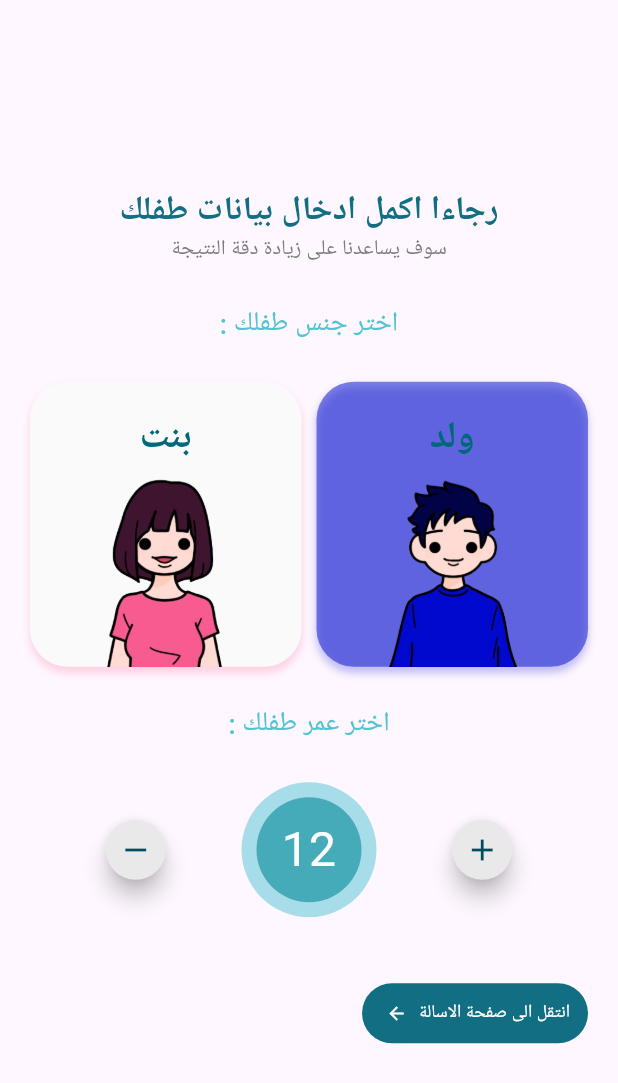
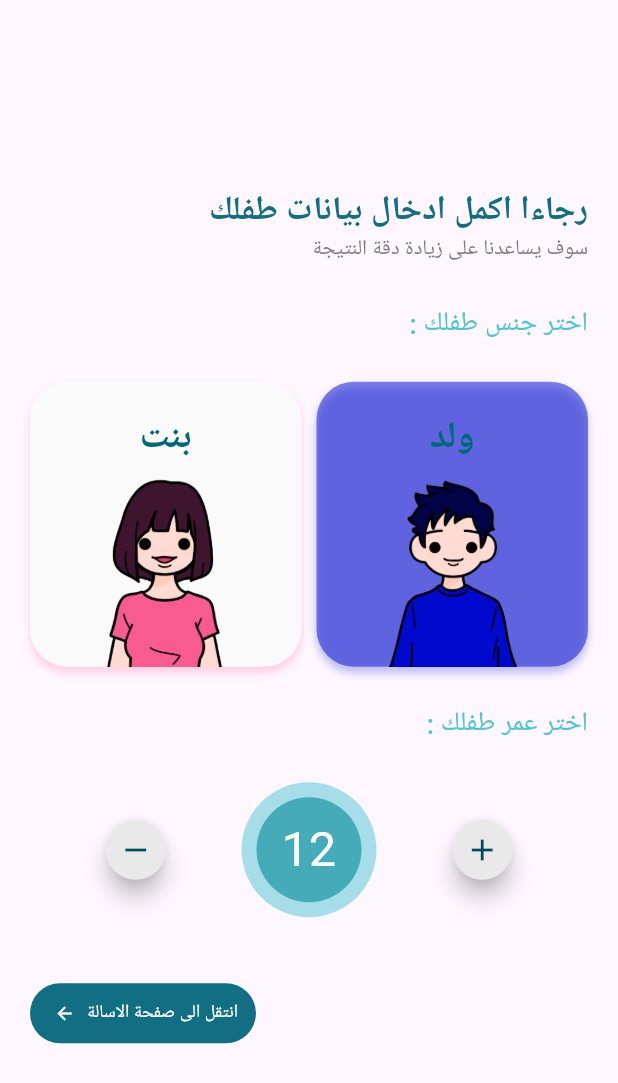
Before and after one commit to Al-Dos024/Neuro-Rush, a Flutter app: the DefineTheKid screen opened directly, on a phone screen of 412 x 824 dp. Shown: the top 1083 px of the screen. Run offline on Flutter 3.47's test engine with Material 3 defaults, Android fonts, the light colour scheme and no system bars; our stand-ins replace cloud_firestore, firebase_auth, firebase_core, firebase_database, font_awesome_flutter, google_fonts and 2 more; accounts and stored records are empty; Roboto replaces fonts that are missing (Kodchasan).

Commit message:
Done with add arabic to quiz and logout screen , the result should be next

```diff
--- a/lib/features/quiz for kid/presentation/screens/def_the_kid.dart
+++ b/lib/features/quiz for kid/presentation/screens/def_the_kid.dart
@@ -23,6 +23,7 @@ class _DefineTheKidState extends State<DefineTheKid> {
       body: Padding(
         padding: const EdgeInsets.all(20.0),
         child: Column(
+          crossAxisAlignment: CrossAxisAlignment.start,
           mainAxisAlignment: MainAxisAlignment.center,
           children: [
             TitleGender22(text: S.of(context).enter_data_title),
@@ -216,9 +217,14 @@ class _DefineTheKidState extends State<DefineTheKid> {
             const SizedBox(
               height: 40,
             ),
-            IconWithLableButton(
-              age: age,
-              isMale: isMale,
+            Row(
+              mainAxisAlignment: MainAxisAlignment.end,
+              children: [
+                IconWithLableButton(
+                  age: age,
+                  isMale: isMale,
+                ),
+              ],
             ),
           ],
         ),
--- a/lib/features/quiz for kid/presentation/widgets/Icon_with_lable_button.dart
+++ b/lib/features/quiz for kid/presentation/widgets/Icon_with_lable_button.dart
@@ -11,9 +11,7 @@ class IconWithLableButton extends StatelessWidget {
   final int age;
   @override
   Widget build(BuildContext context) {
-    return Align(
-      alignment: Alignment.topRight,
-      child: TextButton.icon(
+    return TextButton.icon(
       style: TextButton.styleFrom(
         backgroundColor: kBluecolor_1,
       ),
@@ -41,7 +39,6 @@ class IconWithLableButton extends StatelessWidget {
         color: Colors.white,
         size: 14,
       ),
-      ),
     );
   }
 }
--- a/lib/features/quiz for kid/presentation/widgets/Next_button.dart
+++ b/lib/features/quiz for kid/presentation/widgets/Next_button.dart
@@ -1,5 +1,6 @@
 import 'package:adhd/constants.dart';
 import 'package:adhd/core/utils/font_style.dart';
+import 'package:adhd/generated/l10n.dart';
 import 'package:flutter/material.dart';
 
 class GetNextButton extends StatelessWidget {
@@ -14,7 +15,7 @@ class GetNextButton extends StatelessWidget {
           // style: TextButton.styleFrom(
           //   backgroundColor: kBluecolor_1,
           // ),
-          label: Text("Next", style: CustomTextStyle.kodch16BB),
+          label: Text(S.of(context).next, style: CustomTextStyle.kodch16BB),
           iconAlignment: IconAlignment.end,
           icon: Container(
             decoration: BoxDecoration(
--- a/lib/features/quiz for kid/presentation/widgets/back_button.dart
+++ b/lib/features/quiz for kid/presentation/widgets/back_button.dart
@@ -1,4 +1,5 @@
 import 'package:adhd/constants.dart';
+import 'package:adhd/generated/l10n.dart';
 import 'package:flutter/material.dart';
 import 'package:google_fonts/google_fonts.dart';
 
@@ -12,7 +13,7 @@ class GetBackButton extends StatelessWidget {
       alignment: Alignment.topLeft,
       child: TextButton.icon(
           label: Text(
-            "Back",
+            S.of(context).back,
             style: GoogleFonts.kodchasan(
                 fontSize: 16, color: Colors.black, fontWeight: FontWeight.bold),
           ),
```
Also changed, not shown: lib/features/main/widgets/logout_dialog.dart (+4 -4 lines), lib/features/quiz for kid/presentation/screens/kid.dart (+7 -3 lines), lib/features/quiz for kid/presentation/widgets/question_widget.dart (+12 -11 lines), lib/features/quiz for kid/presentation/widgets/show_snackbar.dart (+1 -10 lines), lib/l10n/intl_ar.arb (+14 -1 lines), lib/l10n/intl_en.arb (+12 -4 lines), lib/generated/intl/messages_ar.dart, lib/generated/intl/messages_en.dart, lib/generated/l10n.dart. Lines whose indentation alone changed are shown as unchanged.
